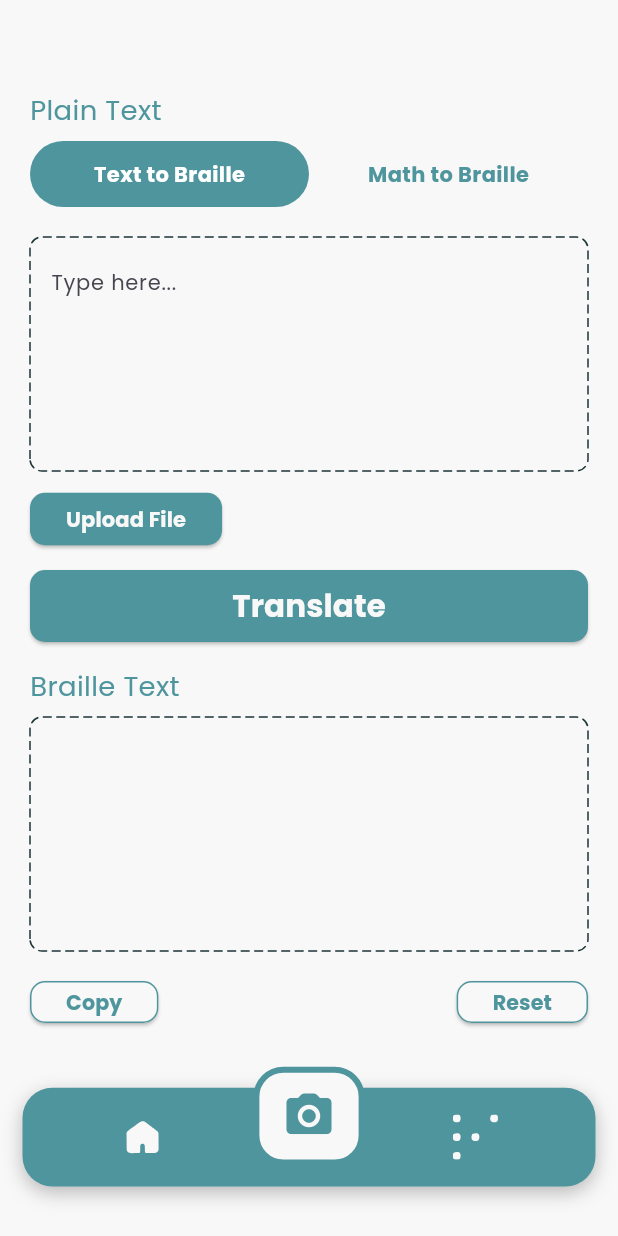
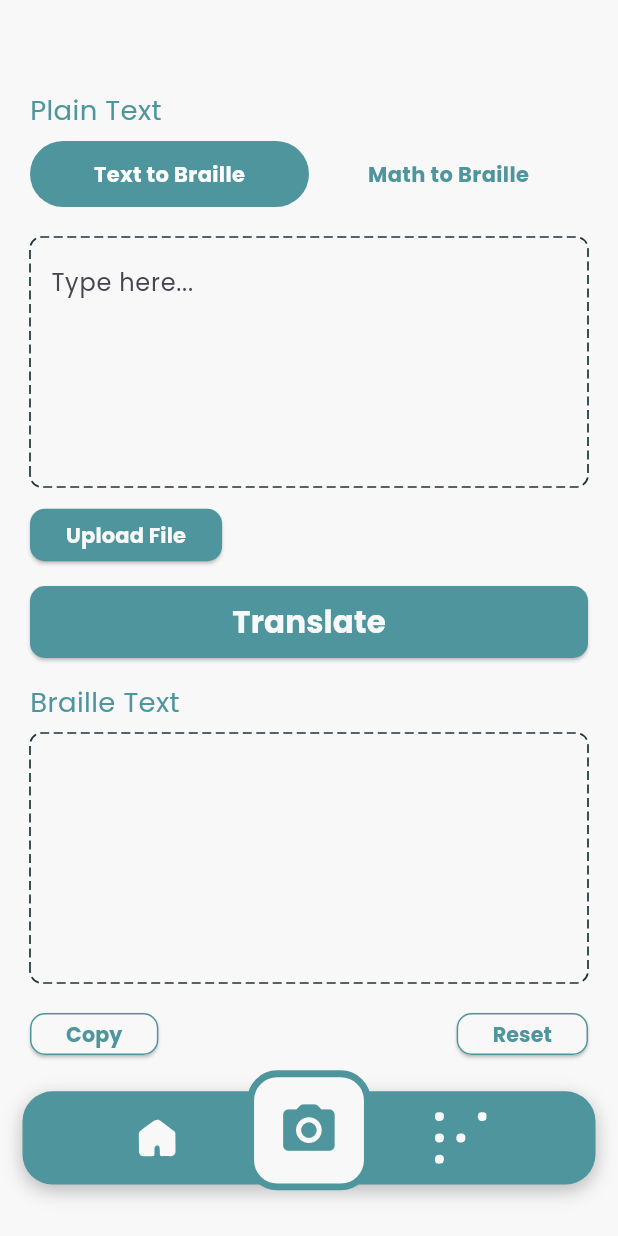
Before and after one commit to AhmadNaufal2525/braille-app, a Flutter app: the BottomNavigation screen opened directly, on a phone screen of 412 x 824 dp. Run offline on Flutter 3.47's test engine with Material 3 defaults, Android fonts, the phone set to English and light mode, and no system bars; drawn by our look-alikes of dotted_border; our stand-ins replace camera, dots_indicator, file_picker, flutter_screenutil, flutter_svg, permission_handler and 1 more; missing offline and left inert: google_mlkit_text_recognition, syncfusion_flutter_pdf; accounts and stored records are empty.

Commit message:
update textform

```diff
--- a/lib/ui/screen/home/widget/bottom_navigation.dart
+++ b/lib/ui/screen/home/widget/bottom_navigation.dart
@@ -3,6 +3,7 @@ import 'package:braille_app/ui/screen/home/home_screen.dart';
 import 'package:braille_app/utils/config/assets/app_vector.dart';
 import 'package:braille_app/utils/config/theme/app_colors.dart';
 import 'package:flutter/material.dart';
+import 'package:flutter_screenutil/flutter_screenutil.dart';
 import 'package:flutter_svg/flutter_svg.dart';
 
 class BottomNavigation extends StatefulWidget {
@@ -28,9 +29,6 @@ class _BottomNavigationState extends State<BottomNavigation> {
 
   @override
   Widget build(BuildContext context) {
-    final size = MediaQuery.of(context).size;
-    final screenHeight = size.height;
-    final screenWidth = size.width;
     return Scaffold(
       resizeToAvoidBottomInset: false,
       body: Column(
@@ -44,7 +42,7 @@ class _BottomNavigationState extends State<BottomNavigation> {
             ),
           ),
           Padding(
-            padding: EdgeInsets.only(bottom: screenHeight * 0.04),
+            padding: EdgeInsets.only(bottom: 30.r),
             child: Align(
               alignment: AlignmentDirectional.bottomCenter,
               child: Stack(
@@ -53,7 +51,7 @@ class _BottomNavigationState extends State<BottomNavigation> {
                 children: [
                   // Navigation Bar Background
                   Container(
-                    height: screenHeight * 0.08,
+                    height: 52.h,
                     margin: const EdgeInsets.symmetric(horizontal: 15),
                     decoration: BoxDecoration(
                       color: AppColors.primaryColor,
@@ -72,19 +70,17 @@ class _BottomNavigationState extends State<BottomNavigation> {
                         GestureDetector(
                           onTap: () => onItemTapped(0),
                           child: SizedBox(
-                            height: 30,
-                            width: 30,
+                            height: 30.h,
+                            width: 30.w,
                             child: SvgPicture.asset(AppVectors.iconHome),
                           ),
                         ),
-                        SizedBox(
-                          width: screenWidth * 0.15,
-                        ), // spacing around camera
+                        20.horizontalSpace,
                         GestureDetector(
                           onTap: () => onItemTapped(1),
                           child: SizedBox(
-                            height: 30,
-                            width: 30,
+                            height: 30.h,
+                            width: 30.w,
                             child: SvgPicture.asset(AppVectors.iconBraille),
                           ),
                         ),
@@ -94,13 +90,13 @@ class _BottomNavigationState extends State<BottomNavigation> {
                   Positioned(
                     top: -14,
                     child: Container(
-                      width: screenWidth * 0.18,
-                      height: screenHeight * 0.08,
+                      width: 72.w,
+                      height: 67.h,
                       decoration: BoxDecoration(
                         color: AppColors.whiteColor,
                         border: Border.all(
                           color: AppColors.primaryColor,
-                          width: 4,
+                          width: 4.w,
                         ),
                         borderRadius: BorderRadius.circular(20),
                       ),
@@ -119,7 +115,7 @@ class _BottomNavigationState extends State<BottomNavigation> {
                         icon: Icon(
                           Icons.camera_alt_rounded,
                           color: AppColors.primaryColor,
-                          size: 36,
+                          size: 36.sp,
                         ),
                       ),
                     ),
--- a/lib/ui/screen/home/widget/dashed_textform_field.dart
+++ b/lib/ui/screen/home/widget/dashed_textform_field.dart
@@ -1,6 +1,7 @@
 import 'package:braille_app/utils/config/theme/app_colors.dart';
 import 'package:flutter/material.dart';
 import 'package:dotted_border/dotted_border.dart';
+import 'package:flutter_screenutil/flutter_screenutil.dart';
 
 class DashedTextFormField extends StatelessWidget {
   final TextEditingController? controller;
@@ -16,31 +17,27 @@ class DashedTextFormField extends StatelessWidget {
 
   @override
   Widget build(BuildContext context) {
-    final screenHeight = MediaQuery.of(context).size.height;
-
-    // Use only 25% of the screen height and estimate 1 line ≈ 24px
-    final estimatedLineHeight = 36.0;
-    final usableHeight = screenHeight * 0.25;
-    final maxLines = (usableHeight / estimatedLineHeight).floor().clamp(1, 20);
-
     return DottedBorder(
       color: AppColors.textBoxColor,
-      strokeWidth: 1,
+      strokeWidth: 1.w,
       dashPattern: [6, 3],
       borderType: BorderType.RRect,
       radius: const Radius.circular(8),
       child: Padding(
         padding: const EdgeInsets.symmetric(horizontal: 12, vertical: 8),
+        child: SizedBox(
+          height: 0.178.sh,
           child: TextFormField(
             readOnly: readOnly,
-          style: const TextStyle(fontSize: 16.0),
-          maxLines: maxLines,
+            style: TextStyle(fontSize: 14.0.sp),
             controller: controller,
+            maxLines: 10,
             keyboardType: TextInputType.multiline,
             decoration: InputDecoration(
               border: InputBorder.none,
               hintText: hintText,
-            hintStyle: const TextStyle(fontSize: 14.0),
+              hintStyle: TextStyle(fontSize: 14.0.sp),
+            ),
           ),
         ),
       ),
```
Lines whose indentation alone changed are shown as unchanged.
